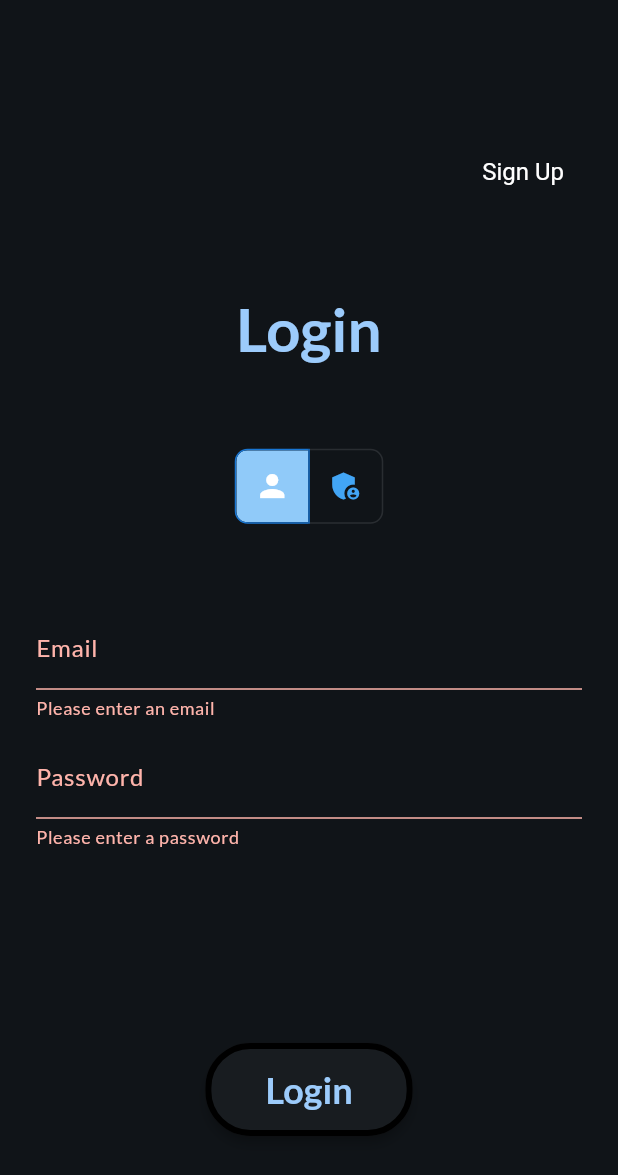
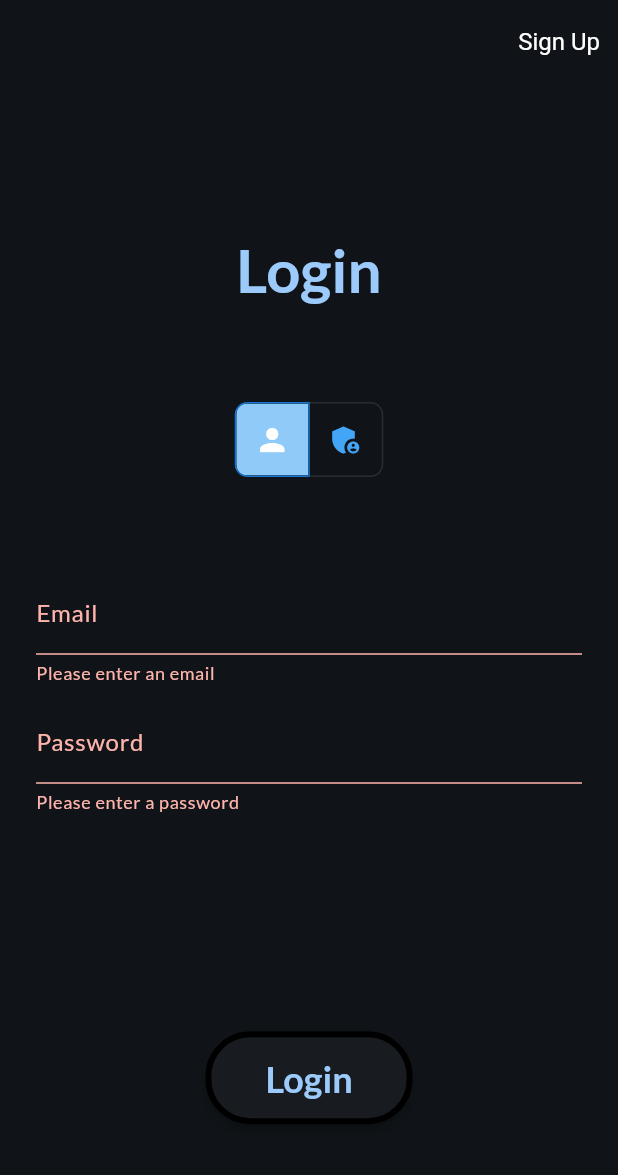
Before and after one commit to Avatbar/Flutter_Meals_App, a Flutter app: the screen it shows after launch, after a tap on "Login", on a phone screen of 412 x 824 dp. Shown: the top 1175 px of the screen. Run offline on Flutter 3.47's test engine with Material 2 defaults, Android fonts, the phone set to English and light mode, and no system bars; our stand-ins replace cloud_firestore, firebase_auth, firebase_core, flutter_riverpod, google_fonts, transparent_image; accounts and stored records are empty.

Commit message:
change login preferences

```diff
--- a/lib/main.dart
+++ b/lib/main.dart
@@ -3,6 +3,7 @@ import 'package:firebase_core/firebase_core.dart';
 import 'package:flutter/material.dart';
 import 'package:google_fonts/google_fonts.dart';
 import 'package:flutter_riverpod/flutter_riverpod.dart';
+import 'package:meals_app/screens/adminScreen.dart';
 import 'package:meals_app/screens/login.dart';
 import 'package:meals_app/screens/tabs.dart';
 import 'package:cloud_firestore/cloud_firestore.dart';
@@ -53,9 +54,9 @@ class App extends StatelessWidget {
                 }
                 if (snapshot.hasData) {
                   if (snapshot.data as bool) {
+                    return const AdminScreen();
+                  } else {
                     return const TabsScreen();
-                  } else {
-                    return const LoginScreen();
                   }
                 }
                 return const LoginScreen();
--- a/lib/screens/login.dart
+++ b/lib/screens/login.dart
@@ -1,3 +1,4 @@
+import 'package:cloud_firestore/cloud_firestore.dart';
 import 'package:firebase_auth/firebase_auth.dart';
 import 'package:flutter/material.dart';
 
@@ -39,7 +40,10 @@ class _LoginScreenState extends State<LoginScreen> {
         SnackBar(
           duration: const Duration(seconds: 1),
           content: const Text("Passwords do not match!"),
-          backgroundColor: Theme.of(context).colorScheme.error,
+          backgroundColor: Theme
+              .of(context)
+              .colorScheme
+              .error,
         ),
       );
 
@@ -51,15 +55,46 @@ class _LoginScreenState extends State<LoginScreen> {
 
     try {
       if (isLoginScreen) {
+        final entry = await FirebaseFirestore.instance
+            .collection('Users')
+            .where('email', isEqualTo: email)
+            .get();
+        if (entry.docs.first.data()['isAdmin'] as bool && _selectedUser[0] ||
+            !entry.docs.first.data()['isAdmin'] && _selectedUser[1]) {
+          ScaffoldMessenger.of(context).showSnackBar(
+            SnackBar(
+              duration: const Duration(seconds: 1),
+              content: const Text("Wrong user type!"),
+              backgroundColor: Theme
+                  .of(context)
+                  .colorScheme
+                  .error,
+            ),
+          );
+          return;
+        }
         await FirebaseAuth.instance.signInWithEmailAndPassword(
           email: email,
           password: password,
         );
       } else {
+        final response =
         await FirebaseAuth.instance.createUserWithEmailAndPassword(
           email: email,
           password: password,
         );
+        await FirebaseFirestore.instance
+            .collection('Users')
+            .doc(response.user!.uid)
+            .set({
+          'email': email,
+          'isAdmin': false,
+          'userFavoriteMeals': [],
+          "glutenFree": false,
+          "lactoseFree": false,
+          "vegetarian": false,
+          "vegan": false,
+        });
       }
     } on FirebaseAuthException catch (error) {
       var message = "An error occurred, please check your credentials!";
@@ -71,7 +106,10 @@ class _LoginScreenState extends State<LoginScreen> {
       ScaffoldMessenger.of(context).showSnackBar(
         SnackBar(
           content: Text(message),
-          backgroundColor: Theme.of(context).colorScheme.error,
+          backgroundColor: Theme
+              .of(context)
+              .colorScheme
+              .error,
         ),
       );
 
@@ -90,15 +128,9 @@ class _LoginScreenState extends State<LoginScreen> {
   @override
   Widget build(BuildContext context) {
     return Scaffold(
-      body: Padding(
-        padding: const EdgeInsets.only(left: 24, right: 24, top: 24),
-        child: Column(
-          mainAxisAlignment: MainAxisAlignment.spaceBetween,
-          children: [
-            const SizedBox(height: 12),
-            Align(
-              alignment: Alignment.topRight,
-              child: TextButton(
+      appBar: AppBar(
+        actions: [
+          TextButton(
             style: TextButton.styleFrom(
               foregroundColor: Colors.white,
               textStyle: const TextStyle(fontSize: 16),
@@ -110,12 +142,26 @@ class _LoginScreenState extends State<LoginScreen> {
             },
             child: Text(isLoginScreen ? "Sign Up" : "Sign In"),
           ),
+        ],
       ),
+      body: Padding(
+        padding: const EdgeInsets.only(left: 24, right: 24, top: 24),
+        child: Column(
+          mainAxisAlignment: MainAxisAlignment.spaceBetween,
+          children: [
+            const SizedBox(height: 12),
             if (isLoginScreen)
               Text(
                 _selectedUser[0] ? "Login" : "Admin Login",
-                style: Theme.of(context).textTheme.titleLarge!.copyWith(
-                      color: Theme.of(context).colorScheme.primary,
+                style: Theme
+                    .of(context)
+                    .textTheme
+                    .titleLarge!
+                    .copyWith(
+                  color: Theme
+                      .of(context)
+                      .colorScheme
+                      .primary,
                   fontWeight: FontWeight.bold,
                   fontSize: 40,
                 ),
@@ -123,8 +169,15 @@ class _LoginScreenState extends State<LoginScreen> {
             else
               Text(
                 "Register",
-                style: Theme.of(context).textTheme.titleLarge!.copyWith(
-                      color: Theme.of(context).colorScheme.primary,
+                style: Theme
+                    .of(context)
+                    .textTheme
+                    .titleLarge!
+                    .copyWith(
+                  color: Theme
+                      .of(context)
+                      .colorScheme
+                      .primary,
                   fontWeight: FontWeight.bold,
                   fontSize: 40,
                 ),
@@ -155,8 +208,15 @@ class _LoginScreenState extends State<LoginScreen> {
                 child: Column(
                   children: [
                     TextFormField(
-                      style: Theme.of(context).textTheme.titleMedium!.copyWith(
-                            color: Theme.of(context).colorScheme.onBackground,
+                      style: Theme
+                          .of(context)
+                          .textTheme
+                          .titleMedium!
+                          .copyWith(
+                        color: Theme
+                            .of(context)
+                            .colorScheme
+                            .onBackground,
                       ),
                       validator: (value) {
                         if (value == null || value.isEmpty) {
@@ -176,8 +236,15 @@ class _LoginScreenState extends State<LoginScreen> {
                     ),
                     const SizedBox(height: 10),
                     TextFormField(
-                      style: Theme.of(context).textTheme.titleMedium!.copyWith(
-                            color: Theme.of(context).colorScheme.onBackground,
+                      style: Theme
+                          .of(context)
+                          .textTheme
+                          .titleMedium!
+                          .copyWith(
+                        color: Theme
+                            .of(context)
+                            .colorScheme
+                            .onBackground,
                       ),
                       validator: (value) {
                         if (value == null || value.isEmpty) {
@@ -196,12 +263,18 @@ class _LoginScreenState extends State<LoginScreen> {
                         labelText: "Password",
                       ),
                     ),
-                    if (!isLoginScreen)
-                      const SizedBox(height: 10),
+                    if (!isLoginScreen) const SizedBox(height: 10),
                     if (!isLoginScreen)
                       TextFormField(
-                        style: Theme.of(context).textTheme.titleMedium!.copyWith(
-                              color: Theme.of(context).colorScheme.onBackground,
+                        style: Theme
+                            .of(context)
+                            .textTheme
+                            .titleMedium!
+                            .copyWith(
+                          color: Theme
+                              .of(context)
+                              .colorScheme
+                              .onBackground,
                         ),
                         validator: (value) {
                           if (value == null || value.isEmpty) {
@@ -241,8 +314,15 @@ class _LoginScreenState extends State<LoginScreen> {
                     )),
                 child: Text(
                   isLoginScreen ? "Login" : "Register",
-                  style: Theme.of(context).textTheme.titleLarge!.copyWith(
-                        color: Theme.of(context).colorScheme.primary,
+                  style: Theme
+                      .of(context)
+                      .textTheme
+                      .titleLarge!
+                      .copyWith(
+                    color: Theme
+                        .of(context)
+                        .colorScheme
+                        .primary,
                     fontWeight: FontWeight.bold,
                     fontSize: 24,
                   ),
```
Also changed, not shown: lib/models/userModel.dart (+8 -3 lines), lib/providers/filters_provider.dart (+18 -3 lines), lib/screens/add_meal.dart (added, +22 -0 lines), lib/screens/adminScreen.dart (added, +31 -0 lines), lib/screens/tabs.dart (+13 -0 lines), lib/screens/user.dart (+7 -4 lines). Lines whose indentation alone changed are shown as unchanged.
